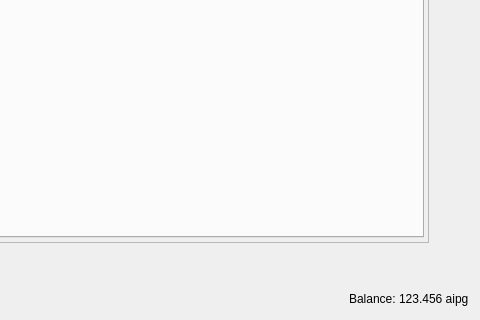
The window that src/qt/forms/restrictedassetsdialog.ui (AIPowerGrid/AI-Power-Grid-Core) describes before a commit, drawn with Qt 5; both pictures show x 688 to 1168 and y 680 to 1000 of the 1168 by 1000 pixel window.
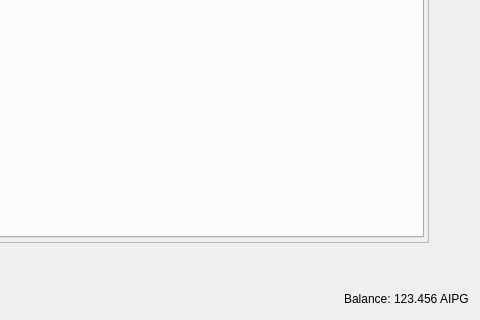
The same window after the commit.

```diff
--- a/src/qt/forms/restrictedassetsdialog.ui
+++ b/src/qt/forms/restrictedassetsdialog.ui
@@ -281,7 +281,7 @@
         <cursorShape>IBeamCursor</cursorShape>
        </property>
        <property name="text">
-        <string notr="true">123.456 aipg</string>
+        <string notr="true">123.456 AIPG</string>
        </property>
        <property name="textInteractionFlags">
         <set>Qt::LinksAccessibleByMouse|Qt::TextSelectableByKeyboard|Qt::TextSelectableByMouse</set>
```
